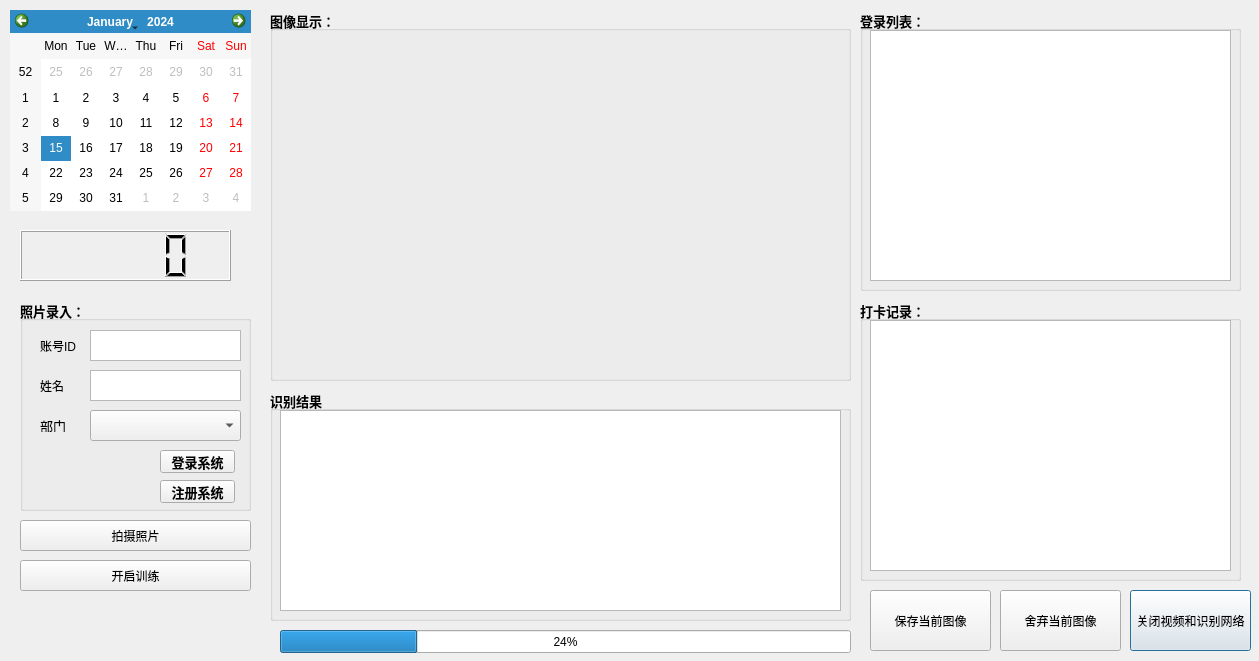
Qt form src/WorkAttendanceSys/WorkAttendanceSys.ui (Liupeter01/WorkAttendanceQT) before a commit.
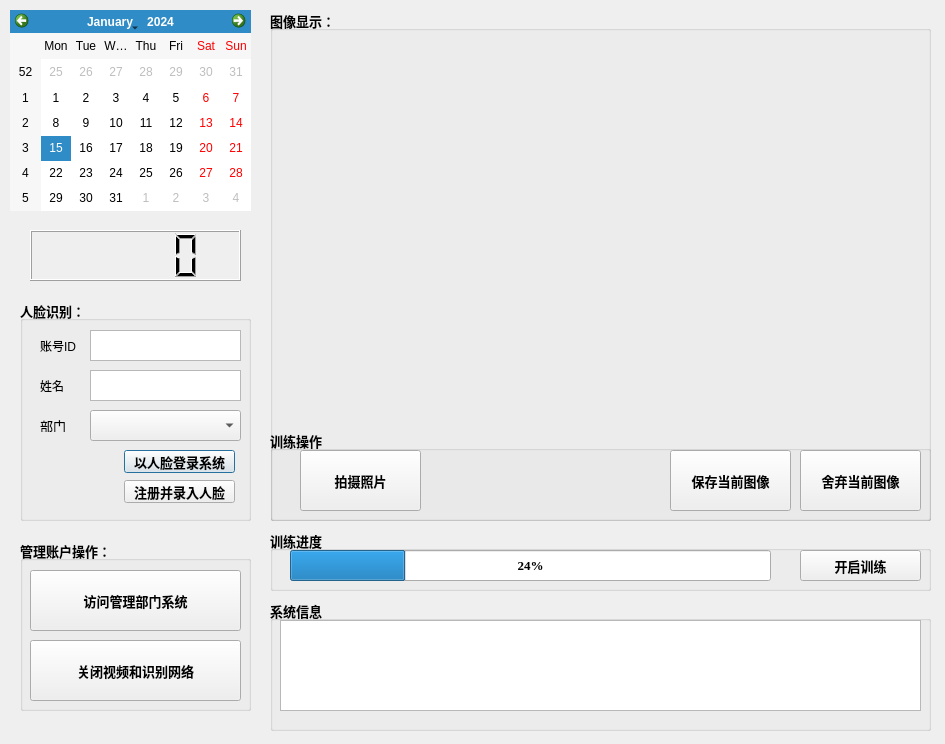
The same form after that commit.

Commit message:
1. 从数据库中读取考勤系统的配置参数     数据库中的所有常量参数动态配置     常量参数可以被管理部门进行修改
2. 增加新的异常处理机制Vector容器为空时的异常处理

3. 再输入训练集图像函数中增加了根据外部输入进行关闭的函数，使得人脸注册函数不会在当前函数调用中被卡入死循环

4, 加入Flush用于将数据写入到std::string容器中

5，在界面中增加了函数用于使能摁键，方便客户的使用

Patch:
```diff
--- a/src/WorkAttendanceSys/WorkAttendanceSys.ui
+++ b/src/WorkAttendanceSys/WorkAttendanceSys.ui
@@ -6,23 +6,23 @@
    <rect>
     <x>0</x>
     <y>0</y>
-    <width>1259</width>
-    <height>661</height>
+    <width>945</width>
+    <height>744</height>
    </rect>
   </property>
   <property name="focusPolicy">
    <enum>Qt::StrongFocus</enum>
   </property>
   <property name="windowTitle">
-   <string>WorkAttendanceQT</string>
+   <string>人脸考勤系统登录界面</string>
   </property>
   <widget class="QLabel" name="VideoDisplay">
    <property name="geometry">
     <rect>
-     <x>290</x>
+     <x>280</x>
      <y>30</y>
-     <width>541</width>
-     <height>341</height>
+     <width>641</width>
+     <height>391</height>
     </rect>
    </property>
    <property name="palette">
@@ -471,29 +471,6 @@
     <string/>
    </property>
   </widget>
-  <widget class="QPushButton" name="Exit">
-   <property name="geometry">
-    <rect>
-     <x>1130</x>
-     <y>590</y>
-     <width>121</width>
-     <height>61</height>
-    </rect>
-   </property>
-   <property name="text">
-    <string>关闭视频和识别网络</string>
-   </property>
-  </widget>
-  <widget class="QTextBrowser" name="SystemStatusInfo">
-   <property name="geometry">
-    <rect>
-     <x>280</x>
-     <y>410</y>
-     <width>561</width>
-     <height>201</height>
-    </rect>
-   </property>
-  </widget>
   <widget class="QLabel" name="name_label">
    <property name="geometry">
     <rect>
@@ -540,52 +517,13 @@
     </rect>
    </property>
   </widget>
-  <widget class="QPushButton" name="ConfirmTranningSet">
-   <property name="geometry">
-    <rect>
-     <x>870</x>
-     <y>590</y>
-     <width>121</width>
-     <height>61</height>
-    </rect>
-   </property>
-   <property name="text">
-    <string>保存当前图像</string>
-   </property>
-  </widget>
-  <widget class="QPushButton" name="IgnoreTranningSet">
-   <property name="geometry">
-    <rect>
-     <x>1000</x>
-     <y>590</y>
-     <width>121</width>
-     <height>61</height>
-    </rect>
-   </property>
-   <property name="text">
-    <string>舍弃当前图像</string>
-   </property>
-  </widget>
-  <widget class="QPushButton" name="TakePicture">
-   <property name="geometry">
-    <rect>
-     <x>20</x>
-     <y>520</y>
-     <width>231</width>
-     <height>31</height>
-    </rect>
-   </property>
-   <property name="text">
-    <string>拍摄照片</string>
-   </property>
-  </widget>
   <widget class="QGroupBox" name="groupBox">
    <property name="geometry">
     <rect>
      <x>270</x>
      <y>10</y>
-     <width>581</width>
-     <height>371</height>
+     <width>661</width>
+     <height>511</height>
     </rect>
    </property>
    <property name="font">
@@ -606,7 +544,7 @@
      <x>20</x>
      <y>300</y>
      <width>231</width>
-     <height>211</height>
+     <height>221</height>
     </rect>
    </property>
    <property name="font">
@@ -618,32 +556,32 @@
     </font>
    </property>
    <property name="title">
-    <string>照片录入：</string>
+    <string>人脸识别：</string>
    </property>
    <widget class="QPushButton" name="Login">
     <property name="geometry">
      <rect>
-      <x>140</x>
+      <x>104</x>
       <y>150</y>
-      <width>75</width>
+      <width>111</width>
       <height>23</height>
      </rect>
     </property>
     <property name="text">
-     <string>登录系统</string>
+     <string>以人脸登录系统</string>
     </property>
    </widget>
    <widget class="QPushButton" name="Register">
     <property name="geometry">
      <rect>
-      <x>140</x>
+      <x>104</x>
       <y>180</y>
-      <width>75</width>
+      <width>111</width>
       <height>23</height>
      </rect>
     </property>
     <property name="text">
-     <string>注册系统</string>
+     <string>注册并录入人脸</string>
     </property>
    </widget>
    <widget class="QLabel" name="label">
@@ -676,19 +614,6 @@
     </property>
    </widget>
   </widget>
-  <widget class="QPushButton" name="InitTranning">
-   <property name="geometry">
-    <rect>
-     <x>20</x>
-     <y>560</y>
-     <width>231</width>
-     <height>31</height>
-    </rect>
-   </property>
-   <property name="text">
-    <string>开启训练</string>
-   </property>
-  </widget>
   <widget class="QCalendarWidget" name="calendarWidget">
    <property name="geometry">
     <rect>
@@ -702,7 +627,7 @@
   <widget class="QLCDNumber" name="lcdNumber">
    <property name="geometry">
     <rect>
-     <x>20</x>
+     <x>30</x>
      <y>230</y>
      <width>211</width>
      <height>51</height>
@@ -713,9 +638,9 @@
    <property name="geometry">
     <rect>
      <x>270</x>
-     <y>390</y>
-     <width>581</width>
-     <height>231</height>
+     <y>600</y>
+     <width>661</width>
+     <height>131</height>
     </rect>
    </property>
    <property name="font">
@@ -727,29 +652,26 @@
     </font>
    </property>
    <property name="title">
-    <string>识别结果</string>
+    <string>系统信息</string>
    </property>
-  </widget>
-  <widget class="QProgressBar" name="progressBar">
-   <property name="geometry">
-    <rect>
-     <x>280</x>
-     <y>630</y>
-     <width>571</width>
-     <height>23</height>
-    </rect>
-   </property>
-   <property name="value">
-    <number>24</number>
-   </property>
+   <widget class="QTextBrowser" name="SystemStatusInfo">
+    <property name="geometry">
+     <rect>
+      <x>10</x>
+      <y>20</y>
+      <width>641</width>
+      <height>91</height>
+     </rect>
+    </property>
+   </widget>
   </widget>
   <widget class="QGroupBox" name="groupBox_4">
    <property name="geometry">
     <rect>
-     <x>860</x>
-     <y>10</y>
-     <width>381</width>
-     <height>281</height>
+     <x>270</x>
+     <y>530</y>
+     <width>661</width>
+     <height>61</height>
     </rect>
    </property>
    <property name="font">
@@ -761,26 +683,42 @@
     </font>
    </property>
    <property name="title">
-    <string>登录列表：</string>
+    <string>训练进度</string>
    </property>
-   <widget class="QTableView" name="tableView">
+   <widget class="QProgressBar" name="progressBar">
     <property name="geometry">
      <rect>
-      <x>10</x>
+      <x>20</x>
       <y>20</y>
-      <width>361</width>
-      <height>251</height>
+      <width>481</width>
+      <height>31</height>
      </rect>
+    </property>
+    <property name="value">
+     <number>24</number>
+    </property>
+   </widget>
+   <widget class="QPushButton" name="InitTranning">
+    <property name="geometry">
+     <rect>
+      <x>530</x>
+      <y>20</y>
+      <width>121</width>
+      <height>31</height>
+     </rect>
+    </property>
+    <property name="text">
+     <string>开启训练</string>
     </property>
    </widget>
   </widget>
   <widget class="QGroupBox" name="groupBox_5">
    <property name="geometry">
     <rect>
-     <x>860</x>
-     <y>300</y>
-     <width>381</width>
-     <height>281</height>
+     <x>20</x>
+     <y>540</y>
+     <width>231</width>
+     <height>171</height>
     </rect>
    </property>
    <property name="font">
@@ -792,16 +730,92 @@
     </font>
    </property>
    <property name="title">
-    <string>打卡记录：</string>
+    <string>管理账户操作：</string>
    </property>
-   <widget class="QTableView" name="tableView_2">
+   <widget class="QPushButton" name="CloseVideo">
     <property name="geometry">
      <rect>
       <x>10</x>
+      <y>100</y>
+      <width>211</width>
+      <height>61</height>
+     </rect>
+    </property>
+    <property name="text">
+     <string>关闭视频和识别网络</string>
+    </property>
+   </widget>
+   <widget class="QPushButton" name="pushButton">
+    <property name="geometry">
+     <rect>
+      <x>10</x>
+      <y>30</y>
+      <width>211</width>
+      <height>61</height>
+     </rect>
+    </property>
+    <property name="text">
+     <string>访问管理部门系统</string>
+    </property>
+   </widget>
+  </widget>
+  <widget class="QGroupBox" name="groupBox_6">
+   <property name="geometry">
+    <rect>
+     <x>270</x>
+     <y>430</y>
+     <width>661</width>
+     <height>91</height>
+    </rect>
+   </property>
+   <property name="font">
+    <font>
+     <family>Times New Roman</family>
+     <pointsize>10</pointsize>
+     <weight>75</weight>
+     <bold>true</bold>
+    </font>
+   </property>
+   <property name="title">
+    <string>训练操作</string>
+   </property>
+   <widget class="QPushButton" name="TakePicture">
+    <property name="geometry">
+     <rect>
+      <x>30</x>
       <y>20</y>
-      <width>361</width>
-      <height>251</height>
+      <width>121</width>
+      <height>61</height>
      </rect>
+    </property>
+    <property name="text">
+     <string>拍摄照片</string>
+    </property>
+   </widget>
+   <widget class="QPushButton" name="ConfirmTranningSet">
+    <property name="geometry">
+     <rect>
+      <x>400</x>
+      <y>20</y>
+      <width>121</width>
+      <height>61</height>
+     </rect>
+    </property>
+    <property name="text">
+     <string>保存当前图像</string>
+    </property>
+   </widget>
+   <widget class="QPushButton" name="IgnoreTranningSet">
+    <property name="geometry">
+     <rect>
+      <x>530</x>
+      <y>20</y>
+      <width>121</width>
+      <height>61</height>
+     </rect>
+    </property>
+    <property name="text">
+     <string>舍弃当前图像</string>
     </property>
    </widget>
   </widget>
@@ -809,21 +823,15 @@
   <zorder>groupBox_2</zorder>
   <zorder>groupBox</zorder>
   <zorder>VideoDisplay</zorder>
-  <zorder>Exit</zorder>
-  <zorder>SystemStatusInfo</zorder>
   <zorder>name_label</zorder>
   <zorder>id_label</zorder>
   <zorder>UserID</zorder>
   <zorder>NameInput</zorder>
-  <zorder>ConfirmTranningSet</zorder>
-  <zorder>IgnoreTranningSet</zorder>
-  <zorder>TakePicture</zorder>
-  <zorder>InitTranning</zorder>
   <zorder>calendarWidget</zorder>
   <zorder>lcdNumber</zorder>
-  <zorder>progressBar</zorder>
   <zorder>groupBox_4</zorder>
   <zorder>groupBox_5</zorder>
+  <zorder>groupBox_6</zorder>
  </widget>
  <layoutdefault spacing="6" margin="11"/>
  <resources>
```
The commit also changes 11 other files.
